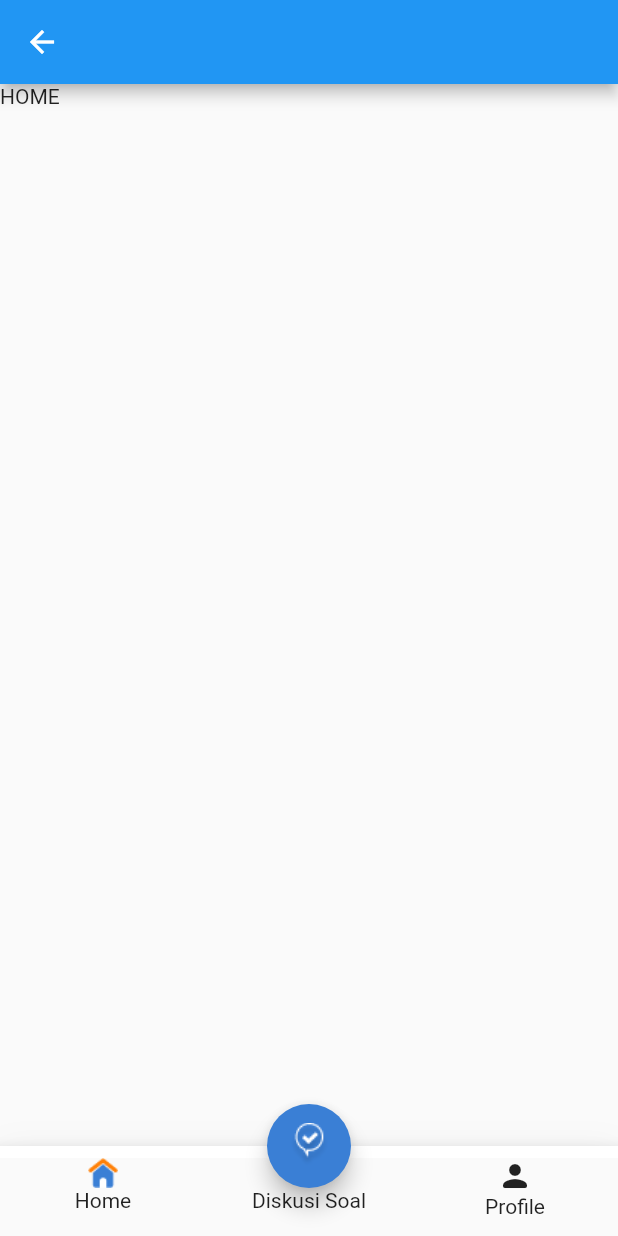
After one commit to muhfauzidk/elearning_app, a Flutter app: the MainPage screen opened by its route, after a tap on "Home", on a phone screen of 412 x 824 dp. The commit adds this screen. Run offline on Flutter 3.47's test engine with Material 2 defaults, Android fonts, the phone set to English and light mode, and no system bars.

Commit message:
adding bottom navigation main page

```diff
--- a/lib/constans/R/assets.dart
+++ b/lib/constans/R/assets.dart
@@ -3,4 +3,6 @@ class Assets {
   String imgLogin = "assets/auth/img_login.png";
   String icGoogle = "assets/auth/ic_google.png";
   String icApple = "assets/auth/ic_apple.png";
+  String icHome = "assets/ic_home.png";
+  String icDiscuss = "assets/ic_discuss.png";
 }
--- /dev/null
+++ b/lib/views/main/latihan_soal/home_page.dart
@@ -0,0 +1,20 @@
+import 'package:flutter/material.dart';
+
+class HomePage extends StatefulWidget {
+  const HomePage({super.key});
+
+  @override
+  State<HomePage> createState() => _HomePageState();
+}
+
+class _HomePageState extends State<HomePage> {
+  @override
+  Widget build(BuildContext context) {
+    return Scaffold(
+      appBar: AppBar(),
+      body: Column(
+        children: [Text("HOME")],
+      ),
+    );
+  }
+}
--- /dev/null
+++ b/lib/views/main/profile/profile_page.dart
@@ -0,0 +1,20 @@
+import 'package:flutter/material.dart';
+
+class ProfilePage extends StatefulWidget {
+  const ProfilePage({super.key});
+
+  @override
+  State<ProfilePage> createState() => _ProfilePageState();
+}
+
+class _ProfilePageState extends State<ProfilePage> {
+  @override
+  Widget build(BuildContext context) {
+    return Scaffold(
+      appBar: AppBar(),
+      body: Column(
+        children: [Text("PROFILE")],
+      ),
+    );
+  }
+}
--- a/lib/views/main_page.dart
+++ b/lib/views/main_page.dart
@@ -1,4 +1,9 @@
+import 'package:elearning_app/views/main/discussion/chat_page.dart';
+import 'package:elearning_app/views/main/latihan_soal/home_page.dart';
+import 'package:elearning_app/views/main/profile/profile_page.dart';
 import 'package:flutter/material.dart';
+
+import '../constans/r.dart';
 
 class MainPage extends StatefulWidget {
   const MainPage({super.key});
@@ -9,10 +14,129 @@ class MainPage extends StatefulWidget {
 }
 
 class _MainPageState extends State<MainPage> {
+  final _pc = PageController();
+  int index = 0;
+
   @override
   Widget build(BuildContext context) {
     return Scaffold(
-      bottomNavigationBar: Container(),
+      floatingActionButton: FloatingActionButton(
+        child: Image.asset(
+          R.assets.icDiscuss,
+          width: 30,
+        ),
+        backgroundColor: R.colors.primary,
+        onPressed: () {
+          Navigator.of(context).push(
+            MaterialPageRoute(
+              builder: (context) => ChatPage(),
+            ),
+          );
+        },
+      ),
+      floatingActionButtonLocation: FloatingActionButtonLocation.centerDocked,
+      bottomNavigationBar: _buildBottomNavigation(),
+      body: PageView(
+        controller: _pc,
+        physics: NeverScrollableScrollPhysics(),
+        children: [
+          HomePage(), // 0
+          ProfilePage(), // 1
+        ],
+      ),
     );
   }
+
+  Container _buildBottomNavigation() {
+    return Container(
+        decoration: BoxDecoration(
+          boxShadow: [
+            BoxShadow(
+              offset: Offset(0, 4),
+              blurRadius: 20,
+              color: Colors.black.withOpacity(0.06),
+            ),
+          ],
+        ),
+        child: BottomAppBar(
+          color: Colors.white,
+          child: Container(
+            height: 60,
+            child: Row(
+              children: [
+                Expanded(
+                  child: Padding(
+                    padding: const EdgeInsets.only(top: 8.0),
+                    child: Material(
+                      child: InkWell(
+                        onTap: () {
+                          index = 0;
+                          _pc.animateToPage(
+                            index,
+                            duration: Duration(milliseconds: 500),
+                            curve: Curves.bounceInOut,
+                          );
+                        },
+                        child: Column(
+                          children: [
+                            Image.asset(
+                              R.assets.icHome,
+                              height: 20,
+                            ),
+                            Text("Home"),
+                          ],
+                        ),
+                      ),
+                    ),
+                  ),
+                ),
+                Expanded(
+                  child: Padding(
+                    padding: const EdgeInsets.only(top: 8.0),
+                    child: Material(
+                      child: InkWell(
+                        child: Column(
+                          children: [
+                            Opacity(
+                              opacity: 0,
+                              child: Image.asset(
+                                R.assets.icDiscuss,
+                                height: 20,
+                              ),
+                            ),
+                            Text("Diskusi Soal"),
+                          ],
+                        ),
+                      ),
+                    ),
+                  ),
+                ),
+                Expanded(
+                  child: Padding(
+                    padding: const EdgeInsets.only(top: 8.0),
+                    child: Material(
+                      child: InkWell(
+                        onTap: () {
+                          index = 1;
+                          _pc.animateToPage(
+                            index,
+                            duration: Duration(milliseconds: 500),
+                            curve: Curves.bounceInOut,
+                          );
+                        },
+                        child: Column(
+                          children: [
+                            Icon(Icons.person_rounded),
+                            Text("Profile"),
+                          ],
+                        ),
+                      ),
+                    ),
+                  ),
+                ),
+              ],
+            ),
+          ),
+        ));
+  }
 }
```
Also changed, not shown: lib/views/main/discussion/chat_page.dart (added, +20 -0 lines), lib/views/register_page.dart (+9 -1 lines), assets/ic_discuss.png (added), assets/ic_home.png (added).
